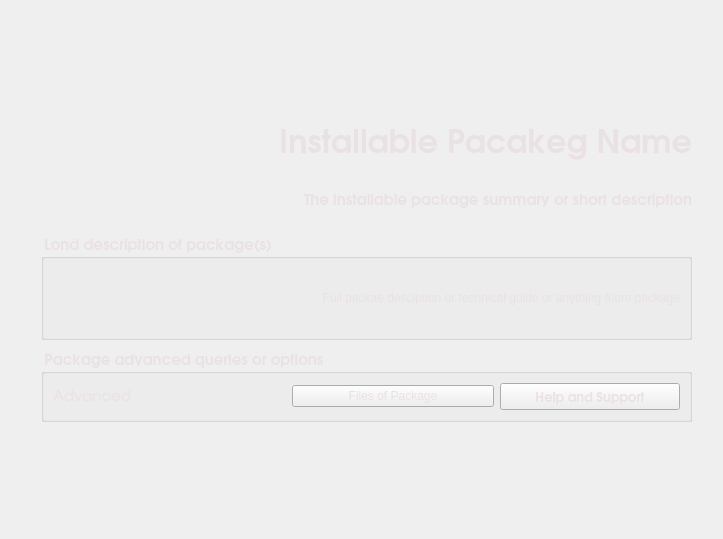
Before: the Qt Designer form modules_uic/installator.ui in hmikihth/package-wizard, drawn with Qt 5.
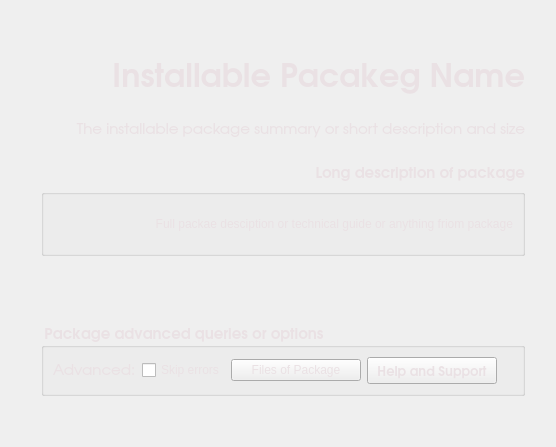
After: the same form once the commit is applied.

```diff
--- a/modules_uic/installator.ui
+++ b/modules_uic/installator.ui
@@ -6,8 +6,8 @@
    <rect>
     <x>0</x>
     <y>0</y>
-    <width>723</width>
-    <height>539</height>
+    <width>556</width>
+    <height>447</height>
    </rect>
   </property>
   <property name="windowTitle">
@@ -67,6 +67,189 @@
    </item>
    <item row="1" column="1" rowspan="2" colspan="3">
     <layout class="QGridLayout" name="gridLayout_6">
+     <item row="1" column="0">
+      <widget class="QGroupBox" name="descriptGroupBox">
+       <property name="font">
+        <font>
+         <family>URW Gothic L</family>
+         <pointsize>11</pointsize>
+         <weight>75</weight>
+         <bold>true</bold>
+         <underline>false</underline>
+         <strikeout>false</strikeout>
+        </font>
+       </property>
+       <property name="layoutDirection">
+        <enum>Qt::RightToLeft</enum>
+       </property>
+       <property name="styleSheet">
+        <string notr="true">color: rgb(234, 225, 228);</string>
+       </property>
+       <property name="title">
+        <string/>
+       </property>
+       <property name="alignment">
+        <set>Qt::AlignLeading|Qt::AlignLeft|Qt::AlignTop</set>
+       </property>
+       <property name="flat">
+        <bool>true</bool>
+       </property>
+       <property name="checkable">
+        <bool>false</bool>
+       </property>
+       <layout class="QGridLayout" name="gridLayout">
+        <item row="0" column="1">
+         <widget class="QLabel" name="packagedescription">
+          <property name="sizePolicy">
+           <sizepolicy hsizetype="Expanding" vsizetype="Expanding">
+            <horstretch>0</horstretch>
+            <verstretch>0</verstretch>
+           </sizepolicy>
+          </property>
+          <property name="layoutDirection">
+           <enum>Qt::RightToLeft</enum>
+          </property>
+          <property name="text">
+           <string>Full packae desciption or technical guide or anything friom package</string>
+          </property>
+          <property name="alignment">
+           <set>Qt::AlignRight|Qt::AlignTrailing|Qt::AlignVCenter</set>
+          </property>
+          <property name="wordWrap">
+           <bool>true</bool>
+          </property>
+         </widget>
+        </item>
+        <item row="0" column="2">
+         <spacer name="verticalSpacer">
+          <property name="orientation">
+           <enum>Qt::Vertical</enum>
+          </property>
+          <property name="sizeHint" stdset="0">
+           <size>
+            <width>20</width>
+            <height>40</height>
+           </size>
+          </property>
+         </spacer>
+        </item>
+       </layout>
+      </widget>
+     </item>
+     <item row="3" column="0">
+      <layout class="QVBoxLayout" name="verticalLayout">
+       <item>
+        <widget class="QGroupBox" name="groupBox_2">
+         <property name="font">
+          <font>
+           <family>URW Gothic L</family>
+           <pointsize>11</pointsize>
+           <weight>75</weight>
+           <bold>true</bold>
+          </font>
+         </property>
+         <property name="styleSheet">
+          <string notr="true"/>
+         </property>
+         <property name="title">
+          <string>Package advanced queries or options</string>
+         </property>
+         <property name="flat">
+          <bool>true</bool>
+         </property>
+         <layout class="QGridLayout" name="gridLayout_4">
+          <item row="1" column="0">
+           <widget class="QLabel" name="labelHelpPages">
+            <property name="font">
+             <font>
+              <family>URW Gothic L</family>
+              <pointsize>11</pointsize>
+              <weight>50</weight>
+              <bold>false</bold>
+             </font>
+            </property>
+            <property name="styleSheet">
+             <string notr="true"/>
+            </property>
+            <property name="text">
+             <string>Advanced:</string>
+            </property>
+            <property name="scaledContents">
+             <bool>true</bool>
+            </property>
+            <property name="wordWrap">
+             <bool>true</bool>
+            </property>
+           </widget>
+          </item>
+          <item row="1" column="3">
+           <widget class="QPushButton" name="pushButton">
+            <property name="minimumSize">
+             <size>
+              <width>130</width>
+              <height>0</height>
+             </size>
+            </property>
+            <property name="text">
+             <string>Files of Package</string>
+            </property>
+           </widget>
+          </item>
+          <item row="1" column="5">
+           <spacer name="horizontalSpacer_2">
+            <property name="orientation">
+             <enum>Qt::Horizontal</enum>
+            </property>
+            <property name="sizeType">
+             <enum>QSizePolicy::Expanding</enum>
+            </property>
+            <property name="sizeHint" stdset="0">
+             <size>
+              <width>30</width>
+              <height>20</height>
+             </size>
+            </property>
+           </spacer>
+          </item>
+          <item row="1" column="4">
+           <widget class="QPushButton" name="buttonHelpPages">
+            <property name="sizePolicy">
+             <sizepolicy hsizetype="Fixed" vsizetype="Fixed">
+              <horstretch>0</horstretch>
+              <verstretch>0</verstretch>
+             </sizepolicy>
+            </property>
+            <property name="minimumSize">
+             <size>
+              <width>130</width>
+              <height>2</height>
+             </size>
+            </property>
+            <property name="font">
+             <font>
+              <family>URW Gothic L</family>
+              <pointsize>10</pointsize>
+              <weight>75</weight>
+              <bold>true</bold>
+             </font>
+            </property>
+            <property name="text">
+             <string>Help and Support</string>
+            </property>
+           </widget>
+          </item>
+          <item row="1" column="1">
+           <widget class="QCheckBox" name="checkBox">
+            <property name="text">
+             <string>Skip errors</string>
+            </property>
+           </widget>
+          </item>
+         </layout>
+        </widget>
+       </item>
+      </layout>
+     </item>
      <item row="0" column="0">
       <layout class="QGridLayout" name="gridLayout_5">
        <item row="0" column="0">
@@ -127,7 +310,7 @@
 &lt;html&gt;&lt;head&gt;&lt;meta name=&quot;qrichtext&quot; content=&quot;1&quot; /&gt;&lt;style type=&quot;text/css&quot;&gt;
 p, li { white-space: pre-wrap; }
 &lt;/style&gt;&lt;/head&gt;&lt;body style=&quot; font-family:'URW Gothic L'; font-size:11pt; font-weight:400; font-style:normal;&quot;&gt;
-&lt;p style=&quot; margin-top:0px; margin-bottom:0px; margin-left:0px; margin-right:0px; -qt-block-indent:0; text-indent:0px;&quot;&gt;&lt;span style=&quot; font-weight:600;&quot;&gt;The installable package summary or short description&lt;/span&gt;&lt;/p&gt;&lt;/body&gt;&lt;/html&gt;</string>
+&lt;p style=&quot; margin-top:0px; margin-bottom:0px; margin-left:0px; margin-right:0px; -qt-block-indent:0; text-indent:0px;&quot;&gt;The installable package summary or short description and size&lt;/p&gt;&lt;/body&gt;&lt;/html&gt;</string>
            </property>
            <property name="alignment">
             <set>Qt::AlignRight|Qt::AlignTrailing|Qt::AlignVCenter</set>
@@ -155,149 +338,31 @@
          </item>
         </layout>
        </item>
-      </layout>
-     </item>
-     <item row="2" column="0">
-      <layout class="QVBoxLayout" name="verticalLayout">
-       <item>
-        <widget class="QGroupBox" name="groupBox_2">
-         <property name="font">
-          <font>
-           <family>URW Gothic L</family>
-           <pointsize>11</pointsize>
-           <weight>75</weight>
-           <bold>true</bold>
-          </font>
-         </property>
-         <property name="styleSheet">
-          <string notr="true"/>
-         </property>
-         <property name="title">
-          <string>Package advanced queries or options</string>
-         </property>
-         <property name="flat">
-          <bool>true</bool>
-         </property>
-         <layout class="QGridLayout" name="gridLayout_4">
-          <item row="0" column="3">
-           <widget class="QPushButton" name="buttonHelpPages">
-            <property name="sizePolicy">
-             <sizepolicy hsizetype="Fixed" vsizetype="Fixed">
-              <horstretch>0</horstretch>
-              <verstretch>0</verstretch>
-             </sizepolicy>
-            </property>
-            <property name="minimumSize">
-             <size>
-              <width>180</width>
-              <height>2</height>
-             </size>
-            </property>
-            <property name="font">
-             <font>
-              <family>URW Gothic L</family>
-              <pointsize>10</pointsize>
-              <weight>75</weight>
-              <bold>true</bold>
-             </font>
-            </property>
-            <property name="text">
-             <string>Help and Support</string>
-            </property>
-           </widget>
-          </item>
-          <item row="0" column="0">
-           <widget class="QLabel" name="labelHelpPages">
-            <property name="font">
-             <font>
-              <family>URW Gothic L</family>
-              <pointsize>11</pointsize>
-              <weight>50</weight>
-              <bold>false</bold>
-             </font>
-            </property>
-            <property name="styleSheet">
-             <string notr="true"/>
-            </property>
-            <property name="text">
-             <string>Advanced</string>
-            </property>
-            <property name="scaledContents">
-             <bool>true</bool>
-            </property>
-            <property name="wordWrap">
-             <bool>true</bool>
-            </property>
-           </widget>
-          </item>
-          <item row="0" column="1">
-           <spacer name="horizontalSpacer_2">
-            <property name="orientation">
-             <enum>Qt::Horizontal</enum>
-            </property>
-            <property name="sizeType">
-             <enum>QSizePolicy::Fixed</enum>
-            </property>
-            <property name="sizeHint" stdset="0">
-             <size>
-              <width>30</width>
-              <height>20</height>
-             </size>
-            </property>
-           </spacer>
-          </item>
-          <item row="0" column="2">
-           <widget class="QPushButton" name="pushButton">
-            <property name="text">
-             <string>Files of Package</string>
-            </property>
-           </widget>
-          </item>
-         </layout>
-        </widget>
-       </item>
-      </layout>
-     </item>
      <item row="1" column="0">
-      <widget class="QGroupBox" name="descriptGroupBox">
+        <widget class="QLabel" name="label">
        <property name="font">
         <font>
          <family>URW Gothic L</family>
          <pointsize>11</pointsize>
          <weight>75</weight>
          <bold>true</bold>
-         <underline>false</underline>
-         <strikeout>false</strikeout>
-        </font>
-       </property>
-       <property name="styleSheet">
-        <string notr="true">color: rgb(234, 225, 228);</string>
-       </property>
-       <property name="title">
-        <string>Lond description of package(s)</string>
-       </property>
-       <property name="alignment">
-        <set>Qt::AlignLeading|Qt::AlignLeft|Qt::AlignTop</set>
-       </property>
-       <property name="flat">
-        <bool>true</bool>
-       </property>
-       <property name="checkable">
-        <bool>false</bool>
-       </property>
-       <layout class="QGridLayout" name="gridLayout">
-        <item row="0" column="1">
-         <widget class="QLabel" name="packagedescription">
+          </font>
+         </property>
+         <property name="layoutDirection">
+          <enum>Qt::LeftToRight</enum>
+         </property>
           <property name="text">
-           <string>Full packae desciption or technical guide or anything friom package</string>
+          <string>Long description of package</string>
           </property>
           <property name="alignment">
            <set>Qt::AlignRight|Qt::AlignTrailing|Qt::AlignVCenter</set>
           </property>
          </widget>
         </item>
-        <item row="0" column="0">
-         <spacer name="verticalSpacer">
+      </layout>
+     </item>
+     <item row="2" column="0">
+      <spacer name="verticalSpacer_4">
           <property name="orientation">
            <enum>Qt::Vertical</enum>
           </property>
@@ -308,9 +373,6 @@
            </size>
           </property>
          </spacer>
-        </item>
-       </layout>
-      </widget>
      </item>
     </layout>
    </item>
```
Lines whose indentation alone changed are shown as unchanged.
